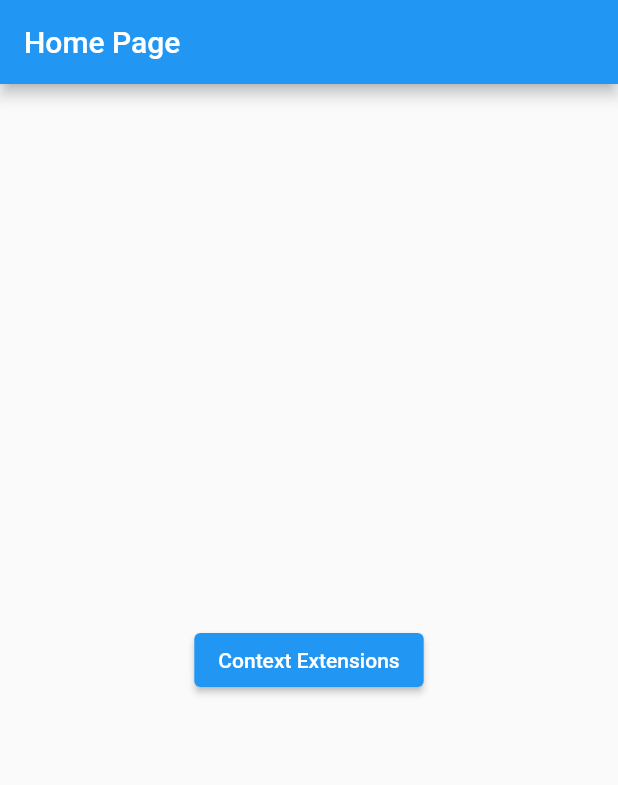
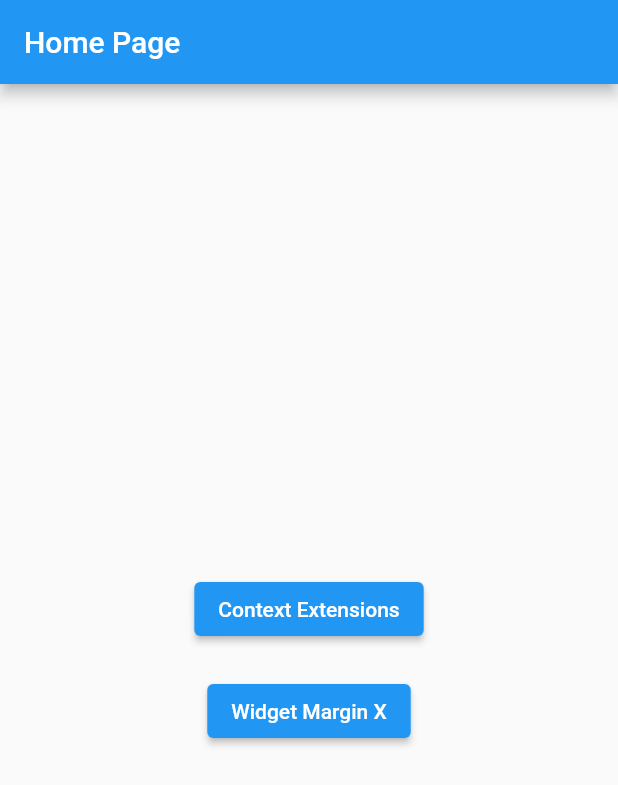
Before and after one commit to ElcioLS/adf_get_ui_utils, a Flutter app: the screen it shows after launch, on a phone screen of 412 x 824 dp. Shown: the top 785 px of the screen. Run offline on Flutter 3.47's test engine with Material 2 defaults, Android fonts, the light colour scheme and no system bars; our stand-ins replace get.

Commit message:
WidgetMarginX

```diff
--- a/lib/main.dart
+++ b/lib/main.dart
@@ -1,5 +1,6 @@
 import 'package:adf_get_ui_utils/pages/context_ext/context_ext_page.dart';
 import 'package:adf_get_ui_utils/pages/home_page.dart';
+import 'package:adf_get_ui_utils/pages/widget_margin_x/widget_margin_x_page.dart';
 import 'package:flutter/material.dart';
 import 'package:get/get.dart';
 
@@ -19,6 +20,8 @@
       getPages: [
         GetPage(name: '/', page: () => const HomePage()),
         GetPage(name: '/context_ext', page: () => const ContextExtPage()),
+        GetPage(
+            name: '/widget_margin_x', page: () => const WidgetMarginXPage()),
       ],
     );
   }
--- a/lib/pages/home_page.dart
+++ b/lib/pages/home_page.dart
@@ -20,6 +20,13 @@
               },
               child: const Text('Context Extensions'),
             ),
+            const SizedBox(height: 20),
+            ElevatedButton(
+              onPressed: () {
+                Get.toNamed('/widget_margin_x');
+              },
+              child: const Text('Widget Margin X'),
+            ),
           ],
         ),
       ),
```
Also changed, not shown: lib/pages/widget_margin_x/widget_margin_x_page.dart (added, +39 -0 lines).
